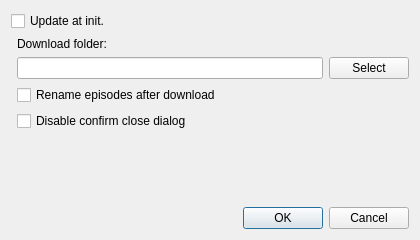
This is mpp/ui/config.ui in son-link/minimal-podcasts-player as Qt 5 draws it before an edit. The edited form follows.
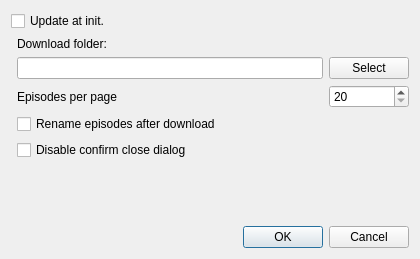
This is the edited form.

Patch:
```diff
--- a/mpp/ui/config.ui
+++ b/mpp/ui/config.ui
@@ -10,7 +10,7 @@
     <x>0</x>
     <y>0</y>
     <width>420</width>
-    <height>240</height>
+    <height>259</height>
    </rect>
   </property>
   <property name="windowTitle">
@@ -25,6 +25,13 @@
   <layout class="QVBoxLayout" name="verticalLayout">
    <item>
     <layout class="QGridLayout" name="gridLayout_2">
+     <item row="5" column="1">
+      <widget class="QCheckBox" name="cbDisableClose">
+       <property name="text">
+        <string>Disable confirm close dialog</string>
+       </property>
+      </widget>
+     </item>
      <item row="1" column="1">
       <widget class="QLabel" name="label">
        <property name="locale">
@@ -45,16 +52,26 @@
        </property>
       </widget>
      </item>
-     <item row="3" column="1">
-      <widget class="QCheckBox" name="cbRenameDown">
-       <property name="text">
-        <string>Rename episodes after download</string>
-       </property>
-      </widget>
-     </item>
      <item row="2" column="1">
       <widget class="QLineEdit" name="downFolderEdit"/>
      </item>
+     <item row="3" column="2">
+      <widget class="QSpinBox" name="spinEpisPerPage">
+       <property name="minimum">
+        <number>20</number>
+       </property>
+       <property name="maximum">
+        <number>100</number>
+       </property>
+      </widget>
+     </item>
+     <item row="4" column="1">
+      <widget class="QCheckBox" name="cbRenameDown">
+       <property name="text">
+        <string>Rename episodes after download</string>
+       </property>
+      </widget>
+     </item>
      <item row="0" column="0" colspan="2">
       <widget class="QCheckBox" name="cbUpdateInit">
        <property name="text">
@@ -62,7 +79,7 @@
        </property>
       </widget>
      </item>
-     <item row="5" column="1">
+     <item row="6" column="1">
       <spacer name="verticalSpacer">
        <property name="orientation">
         <enum>Qt::Vertical</enum>
@@ -75,10 +92,10 @@
        </property>
       </spacer>
      </item>
-     <item row="4" column="1">
-      <widget class="QCheckBox" name="cbDisableClose">
+     <item row="3" column="1">
+      <widget class="QLabel" name="label_2">
        <property name="text">
-        <string>Disable confirm close dialog</string>
+        <string>Episodes per page</string>
        </property>
       </widget>
      </item>
```
